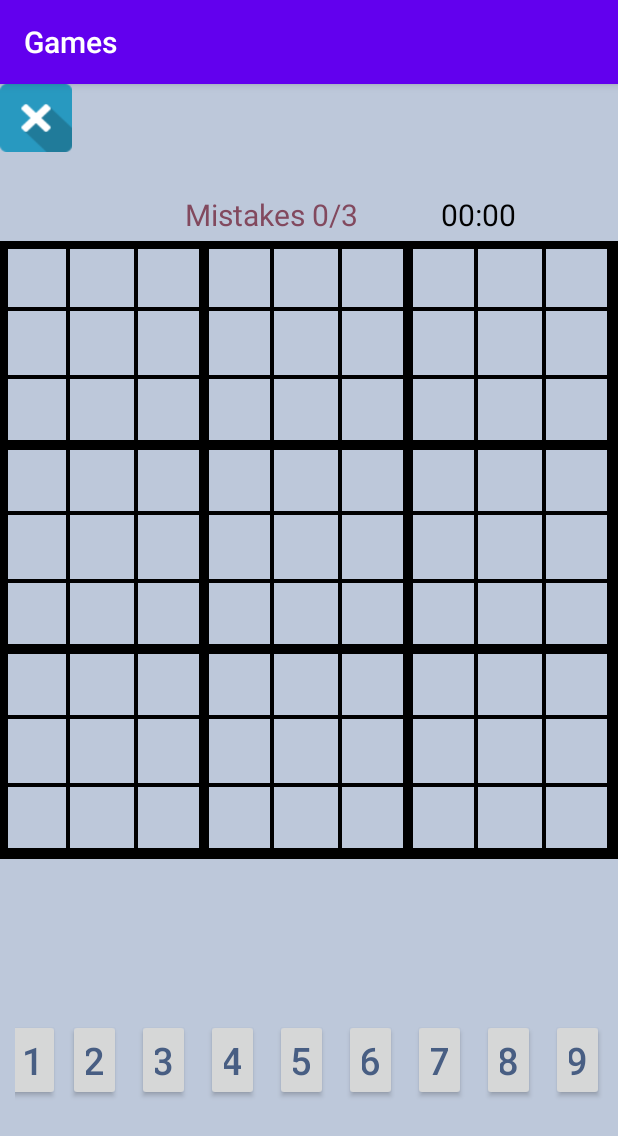
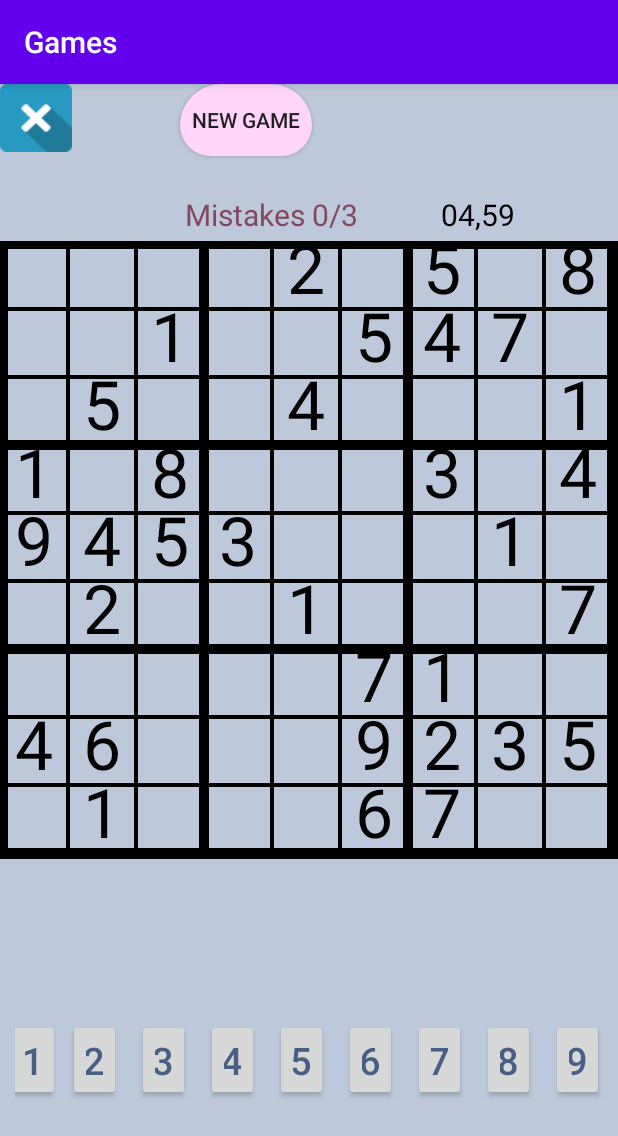
Before and after one commit to ghadiAasi/CarbonJava, an Android app: the SudokuActivity screen opened directly, with no data from a screen before it, on a phone screen of 412 x 824 dp. Shown: the top 1136 px of the screen. Run offline under Robolectric (Android 15) with nearby library versions, the phone set to English and light mode, and no system bars.

```diff
--- a/app/src/main/java/com/example/carbonjava/MainActivity.java
+++ b/app/src/main/java/com/example/carbonjava/MainActivity.java
@@ -88,7 +88,9 @@ public class MainActivity extends AppCompatActivity implements View.OnLongClickL
             AlertDialog dialog = builder.create();
             dialog.show();
         } else {
-            login(email,password);
+            if(email != null && password != null) {
+                login(email, password);
+            }
         }
     }
         public void login(String email,String password){
--- a/app/src/main/java/com/example/carbonjava/Sudocku.java
+++ b/app/src/main/java/com/example/carbonjava/Sudocku.java
@@ -8,55 +8,132 @@ public class Sudocku {
     public int selected_row;
     public int selected_column;
     private int[][] sudoku;
-    private int[][] solver;
+    private int[][] sudokuIn;
+    private int mistakes;
     ArrayList<ArrayList<Object>> emptyBoxIndex;
-    public final int LINE = 9; // LINE have to be a number that result in int after square
+    ArrayList<ArrayList<Object>> emptyBoxIndexMistakes;
 
 
     public Sudocku() {
         selected_row =-1;
         selected_column =-1;
         //fill empty space
-        sudoku = new int[LINE][LINE];
-        for (int i = 0; i < LINE; i++) {
-            for (int j = 0; j < LINE; j++) {
+        sudoku = new int[9][9];
+        sudokuIn = new int[9][9];
+        for (int i = 0; i < 9; i++) {
+            for (int j = 0; j < 9; j++) {
                 sudoku[i][j] = 0;
-            //    solver[i][j] =(int)(Math.random()*9)+1;
+                sudokuIn[i][j] =0;
             }
         }
+        addRandomNumbers();
+        makeSudoku();
         emptyBoxIndex = new ArrayList<>();
+        emptyBoxIndexMistakes = new ArrayList<>();
     }
 
-    public void setEmptyBoxIndex() {
-        for(int r=0;r<sudoku.length;r++){
-            for(int c=0;c< sudoku.length;c++){
-                if(this.sudoku[r][c] == 0) {
+    private boolean check(int row,int col){
+        if(this.sudokuIn[row][col]>0){
+            for (int i =0;i<9;i++){
+                if(sudokuIn[i][col] == sudokuIn[row][col] && row!=i){
+                    return false;
+                }
+                if(sudokuIn[row][i] == sudokuIn[row][col] && col!=i){
+                    return false;
+                }
+            }
+            int boxRow = row/3;
+            int boxCol = col/3;
+
+            for(int r =boxRow*3;r<boxRow*3+3;r++){
+                for(int c=boxCol*3;c<boxCol*3+3;c++){
+                    if(sudokuIn[r][c] == sudokuIn[row][col] && r!=row && c!=col){
+                        return false;
+                    }
+                }
+            }
+            return true;
+        }
+        return true;
+    }
+
+    protected boolean makeSudoku(){
+        int row =-1;
+        int col =-1;
+        for(int r =0;r<9;r++){
+            for(int c=0;c<9;c++){
+                if(sudokuIn[r][c] == 0){
+                    row =r;
+                    col=c;
+                    break;
+                }
+            }
+        }
+        if(row == -1 || col == -1){
+            return true;
+        }
+        for(int i =1;i<10;i++){
+            sudokuIn[row][col] = i;
+
+            if(check(row,col)){
+                if(makeSudoku()){
+                    return true;
+                }
+            }
+            sudokuIn[row][col]=0;
+        }
+        return false;
+    }
+    public void addRandomNumbers(){
+        for (int c=0;c<6;c++){
+            this.sudokuIn[0][c] = (int)(Math.random()*9)+1;
+            if(!check(0,c)){
+                this.sudokuIn[0][c] =0;
+            }
+        }
+        for (int r=1;r<6;r++){
+            this.sudokuIn[r][0] = (int)(Math.random()*9)+1;
+            if(!check(r,0)){
+                this.sudokuIn[r][0] =0;
+            }
+        }
+    }
+    public void restartGame(){
+        for (int i = 0; i < 9; i++) {
+            for (int j = 0; j < 9; j++) {
+                sudoku[i][j] = 0;
+                sudoku[i][j] =0;
+            }
+        }
+        this.emptyBoxIndex = new ArrayList<>();
+    }
+    protected void setNumberPos(int num){
+        if(this.selected_row != -1 && this.selected_column != -1) {
+            if ( this.sudoku[this.selected_row-1][this.selected_column-1] == 0) {
+                if (this.sudokuIn[this.selected_row - 1][this.selected_column - 1] == num) {
                     this.emptyBoxIndex.add(new ArrayList<>());
-                    this.emptyBoxIndex.get(this.emptyBoxIndex.size() - 1).add(r);
-                    this.emptyBoxIndex.get(this.emptyBoxIndex.size() - 1).add(c);
+                    this.emptyBoxIndex.get(this.emptyBoxIndex.size() - 1).add(this.selected_row - 1);
+                    this.emptyBoxIndex.get(this.emptyBoxIndex.size() - 1).add(this.selected_column - 1);
+                    this.sudoku[this.selected_row - 1][this.selected_column - 1] = num;
+                } else {
+                    this.emptyBoxIndexMistakes.add(new ArrayList<>());
+                    this.emptyBoxIndexMistakes.get(this.emptyBoxIndexMistakes.size() - 1).add(this.selected_row - 1);
+                    this.emptyBoxIndexMistakes.get(this.emptyBoxIndexMistakes.size() - 1).add(this.selected_column - 1);
+                    mistakes++;
+                    this.sudoku[this.selected_row - 1][this.selected_column - 1] = num;
+                }
+            }
+            else{
+                if(this.sudoku[this.selected_row-1][this.selected_column-1] == num && this.sudoku[this.selected_row-1][this.selected_column-1] != this.sudokuIn[this.selected_row-1][this.selected_column-1]){
+                    this.sudoku[this.selected_row-1][this.selected_column-1] =0;
+                    this.emptyBoxIndexMistakes.remove(this.emptyBoxIndexMistakes.size() - 1);
                 }
             }
         }
     }
 
-    protected void setNumberPos(int num){
-        if(this.selected_row != -1 && this.selected_column != -1){
-            if(this.sudoku[this.selected_row-1][this.selected_column-1] == num){
-                this.sudoku[this.selected_row-1][this.selected_column-1] = 0;
-            }
-            else{
-                this.sudoku[this.selected_row-1][this.selected_column-1] = num;
-            }
-        }
-    }
-    public int[][] getSudoku() {
-        return sudoku;
-    }
     public void setEmptyBoxIndex(ArrayList<ArrayList<Object>> emptyBoxIndex) {
         this.emptyBoxIndex = emptyBoxIndex;
-    }
-    public ArrayList<ArrayList<Object>> getEmptyBoxIndex(){
-        return this.emptyBoxIndex;
     }
     public int getSelectedRow() {
         return selected_row;
@@ -72,5 +149,32 @@ public class Sudocku {
     public void setSelectedColumn(int selected_colum) {
         this.selected_column = selected_colum;
     }
+    public int[][] getSudokuIn() {
+        return sudokuIn;
+    }
 
+    public int[][] getSudoku() {
+        return sudoku;
+    }
+
+    public void setSudokuIn(int[][] sudokuSee) {
+        this.sudokuIn = sudokuSee;
+    }
+    public ArrayList<ArrayList<Object>> getEmptyBoxIndex() {
+        return emptyBoxIndex;
+    }
+    public ArrayList<ArrayList<Object>> getEmptyBoxIndexMistakes() {
+        return emptyBoxIndexMistakes;
+    }
+
+    public void showSudockuSee() {
+
+        for(int r =0 ;r<9;r++){
+            for(int c=0 ;c<9;c++){
+               if(((int)(Math.random()*12))%2 == 0){
+                    this.sudoku[r][c] = this.sudokuIn[r][c];
+                }
+            }
+        }
+    }
 }
--- a/app/src/main/java/com/example/carbonjava/SudokuActivity.java
+++ b/app/src/main/java/com/example/carbonjava/SudokuActivity.java
@@ -8,14 +8,17 @@ import android.os.CountDownTimer;
 import android.view.View;
 import android.widget.TextView;
 
+import java.util.Locale;
+
 public class SudokuActivity extends AppCompatActivity {
-    private static final long START_TIME_IN_MILLS =600000;
+    private static final long START_TIME_IN_MILLS =300000;
     private TextView mTextViewConutDown;
     private CountDownTimer mCountDownTimer;
     private boolean mTimerRunning;
     private long mTimeLeftInMillis = START_TIME_IN_MILLS;
+
+    private int wins =0;
     private TextView level;
-    private String levelString;
     private SudokuBoard gameBoard;
     private Sudocku gameBoardSudocku;
 
@@ -24,14 +27,66 @@ public class SudokuActivity extends AppCompatActivity {
         super.onCreate(savedInstanceState);
         setContentView(R.layout.activity_sudoku);
 
+        mTextViewConutDown =findViewById(R.id.clockSudoku);
+
         gameBoard =findViewById(R.id.sudokuBoard);
         gameBoardSudocku = gameBoard.getSudocku();
 
         level = findViewById(R.id.level);
         Intent intent = getIntent();
-        levelString = intent.getStringExtra("level");
+        String levelString = intent.getStringExtra("level");
         level.setText(levelString);
+
+        gameBoardSudocku.showSudockuSee();
+        startTimer();
+        updateCountDownText();
     }
+
+    private void startTimer(){
+        mCountDownTimer = new CountDownTimer(mTimeLeftInMillis,1000) {
+            @Override
+            public void onTick(long l) {
+                mTimeLeftInMillis = l;
+                updateCountDownText();
+            }
+
+            @Override
+            public void onFinish() {
+                mTimerRunning=false;
+                boolean full = true;
+                for(int r =0;r<9;r++){
+                    for(int c=0;c<9;c++){
+                        if(gameBoardSudocku.getSudoku()[r][c] == 0){
+                            full=false;
+                        }
+                    }
+                }
+                if(full){
+                    wins++;
+                }
+                gameBoardSudocku.restartGame();
+                gameBoardSudocku.showSudockuSee();
+            }
+        }.start();
+        mTimerRunning=true;
+
+    }
+
+    private void updateCountDownText() {
+        int minutes=(int)(mTimeLeftInMillis/1000)/60;
+        int seconds =(int)(mTimeLeftInMillis/1000)%60;
+
+        String timeLeftFormatted = String.format(Locale.getDefault(),"%02d,%02d",minutes,seconds);
+        mTextViewConutDown.setText(timeLeftFormatted);
+    }
+
+    @Override
+    protected void onDestroy() {
+        mCountDownTimer.cancel();
+        mTimerRunning=false;
+        super.onDestroy();
+    }
+
     public void BTNOne(View view){
         gameBoardSudocku.setNumberPos(1);
         gameBoard.invalidate();
@@ -69,4 +124,29 @@ public class SudokuActivity extends AppCompatActivity {
         gameBoardSudocku.setNumberPos(9);
         gameBoard.invalidate();
     }
+
+    public void restart(View view) {
+        boolean full=true;
+        for(int r =0;r<9;r++){
+            for(int c=0;c<9;c++){
+                if(gameBoardSudocku.getSudoku()[r][c] == 0){
+                    full=false;
+                }
+            }
+        }
+        if(full){
+            wins++;
+        }
+        mTimeLeftInMillis = START_TIME_IN_MILLS;
+        updateCountDownText();
+        gameBoardSudocku.restartGame();
+        gameBoardSudocku.showSudockuSee();
+    }
+    //class SolveBoardThreat implements Runnable{
+      //  @Override
+        //public void run() {
+          //  gameBoardSudocku.makeSudoku(gameBoard);
+        //}
+
+    //}
 }
--- a/app/src/main/java/com/example/carbonjava/SudokuBoard.java
+++ b/app/src/main/java/com/example/carbonjava/SudokuBoard.java
@@ -23,6 +23,7 @@ public class SudokuBoard extends View {
 
     private final int letter;
     private final int letterPlaced;
+    private final int letterPlacedMistake;
 
     private final Paint letterColorPaint = new Paint();
     private final Paint letterColorPlacedPaint = new Paint();
@@ -43,6 +44,7 @@ public class SudokuBoard extends View {
         this.cellsHightlightColor = a.getInteger(R.styleable.SudokuBoard_cellsHighlightColor,0);
         this.letter = a.getInteger(R.styleable.SudokuBoard_letterColor,0);
         this.letterPlaced = a.getInteger(R.styleable.SudokuBoard_letterColorPlaced,0);
+        this.letterPlacedMistake = a.getInteger(R.styleable.SudokuBoard_letterColorPlacedMistakes,0);
 
     }finally {
         a.recycle();
@@ -104,17 +106,22 @@ public class SudokuBoard extends View {
             canvas.drawText(text,(c*cellSize)+((cellSize-width)/2),(r*cellSize+cellSize)-((cellSize-height)/2),letterColorPaint);
 
         }
+        letterColorPaint.setColor(letterPlacedMistake);
+
+        for(ArrayList<Object> letter : sudocku.getEmptyBoxIndexMistakes()){
+            int r = (int)letter.get(0);
+            int c = (int)letter.get(1);
+            String text =Integer.toString(sudocku.getSudoku()[r][c]);
+            float width, height;
+
+            letterColorPaint.getTextBounds(text,0,text.length(),letterPaintBounds);
+            width = letterColorPaint.measureText(text);
+            height = letterColorPaint.measureText(text);
+
+            canvas.drawText(text,(c*cellSize)+((cellSize-width)/2),(r*cellSize+cellSize)-((cellSize-height)/2),letterColorPaint);
+        }
     }
-    //private void update(Canvas canvas,int r,int c){
-      //      String text =Integer.toString(sudocku.getSudoku()[r][c]);
-        //    float width, height;
 
-          //  letterColorPaint.getTextBounds(text,0,text.length(),letterPaintBounds);
-            //width = letterColorPaint.measureText(text);
-            ///height = letterColorPaint.measureText(text);
-
-            //canvas.drawText(text,(c*cellSize)+((cellSize-width)/2),(r*cellSize+cellSize)-((cellSize-height)/2),letterColorPaint);
-    //}
     @Override
     protected void onMeasure(int width,int height){
         super.onMeasure(width,height);
--- a/app/src/main/java/com/example/carbonjava/WelcomePG.java
+++ b/app/src/main/java/com/example/carbonjava/WelcomePG.java
@@ -30,8 +30,8 @@ public class WelcomePG extends AppCompatActivity implements DialogInterface.OnCl
         String password= getIntent().getStringExtra("password");
         String name= getIntent().getStringExtra("name");
 
-        musicIntent = new Intent(this,MusicService.class);
-        startService(musicIntent);
+        //musicIntent = new Intent(this,MusicService.class);
+        //startService(musicIntent);
 
         BottomNavigationView bottomNavigationView = findViewById(R.id.bottom_navigation);
         bottomNavigationView.setOnNavigationItemSelectedListener(navigationItemSelectedListener);
--- a/app/src/main/res/layout/activity_inter.xml
+++ b/app/src/main/res/layout/activity_inter.xml
@@ -26,6 +26,6 @@
         android:layout_marginBottom="40dp"
         android:background="#6653a9"
         android:onClick="signup"
-        android:text="@string/create_an_account"
+        android:text="@string/create_an_account_inter"
         android:textColor="@color/white" />
 </LinearLayout>
--- a/app/src/main/res/layout/activity_sudoku.xml
+++ b/app/src/main/res/layout/activity_sudoku.xml
@@ -41,12 +41,22 @@
             android:textSize="20dp" />
 
         <TextView
+            android:id="@+id/clockSudoku"
             android:layout_width="wrap_content"
             android:layout_height="wrap_content"
             android:text="00:00"
             android:textColor="@color/black"
             android:textSize="20dp" />
     </LinearLayout>
+
+    <Button
+        android:layout_width="wrap_content"
+        android:layout_height="wrap_content"
+        android:layout_marginLeft="120dp"
+        android:onClick="restart"
+        android:background="@drawable/button"
+        android:text="new game"
+        />
 
     <LinearLayout
         android:layout_width="match_parent"
@@ -149,7 +159,8 @@
         custom:cellFillColor="#e8cdcd"
         custom:cellsHighlightColor="#ead5de"
         custom:letterColor="@color/black"
-        custom:letterColorPlaced="@color/black"
+        custom:letterColorPlaced="#00ff00"
+        custom:letterColorPlacedMistakes="@color/white"
         tools:layout_editor_absoluteX="0dp"
         tools:layout_editor_absoluteY="0dp">
 
--- a/app/src/main/res/values/attrsS.xml
+++ b/app/src/main/res/values/attrsS.xml
@@ -6,5 +6,6 @@
         <attr name="cellsHighlightColor" format="color"/>
         <attr name="letterColor" format="color"/>
         <attr name="letterColorPlaced" format="color"/>
+        <attr name="letterColorPlacedMistakes" format="color"/>
     </declare-styleable>
 </resources>
```
Also changed, not shown: app/src/main/java/com/example/carbonjava/MusicService.java (+6 -6 lines), app/src/main/res/layout/activity_main.xml (+6 -6 lines), app/src/main/res/layout/activity_sign_up.xml (+12 -12 lines), app/src/main/res/layout/fragment_games.xml (+20 -44 lines), app/src/main/res/layout/fragment_profile.xml (+9 -7 lines), app/src/main/res/layout/fragment_smartgames.xml (+13 -29 lines), app/src/main/res/layout/itemrole.xml (+10 -5 lines), app/src/main/res/values/strings.xml (+13 -1 lines).
